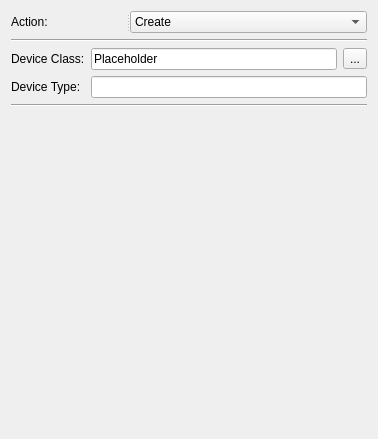
Old version of the form src/apps/mvvm-folders/device/devicewidget.ui in the repository august-alt/policy-preferences-editor-prototype.
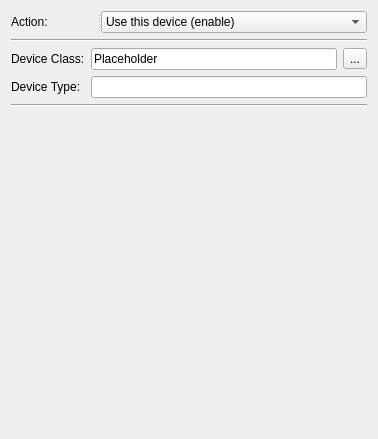
New version of the form.

Commit message: fix: fix device combo box values

```diff
--- a/src/apps/mvvm-folders/device/devicewidget.ui
+++ b/src/apps/mvvm-folders/device/devicewidget.ui
@@ -34,6 +34,24 @@
       <enum>Qt::Horizontal</enum>
      </property>
      <widget class="QLabel" name="actionLabel">
+      <property name="sizePolicy">
+       <sizepolicy hsizetype="Fixed" vsizetype="Preferred">
+        <horstretch>0</horstretch>
+        <verstretch>0</verstretch>
+       </sizepolicy>
+      </property>
+      <property name="minimumSize">
+       <size>
+        <width>86</width>
+        <height>0</height>
+       </size>
+      </property>
+      <property name="maximumSize">
+       <size>
+        <width>86</width>
+        <height>16777215</height>
+       </size>
+      </property>
       <property name="text">
        <string>Action:</string>
       </property>
@@ -43,11 +61,11 @@
      </widget>
      <widget class="QComboBox" name="actionComboBox">
       <property name="currentText">
-       <string>Create</string>
+       <string>Use this device (enable)</string>
       </property>
       <item>
        <property name="text">
-        <string>Create</string>
+        <string>Use this device (enable)</string>
        </property>
       </item>
       <item>
```
Left out of the diff: 12 changed lines with no effect on the pictures.
